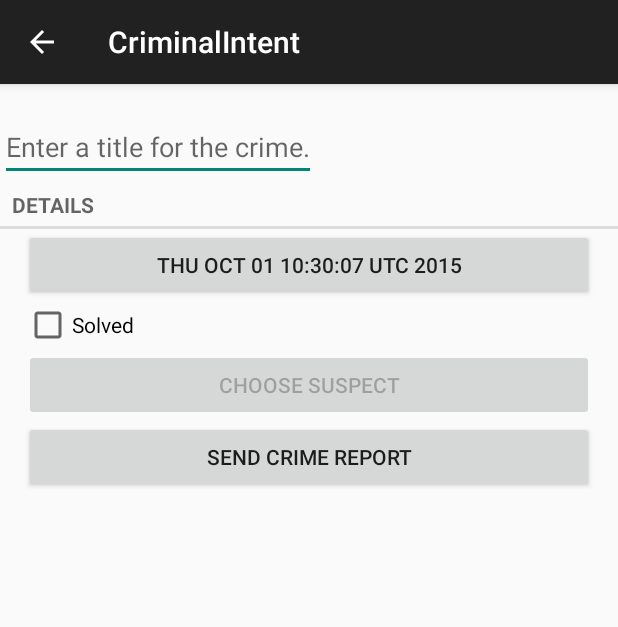
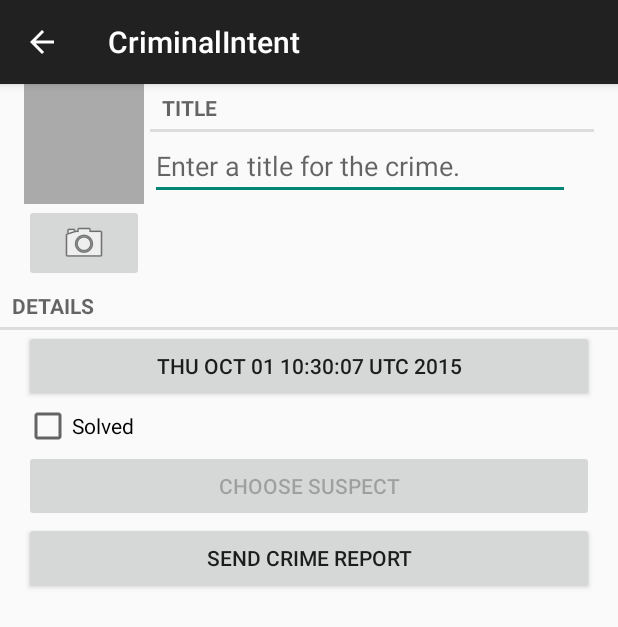
Before and after one commit to luis-3000/AndroidCriminalIntentApp, an Android app: the CrimeFragment screen opened directly, with no data from a screen before it, on a phone screen of 412 x 824 dp. Shown: the top 627 px of the screen. Run offline under Robolectric (Android 15) with nearby library versions, the phone set to English and light mode, and no system bars.

Commit message:
Created a Button to take a picture of a 'suspect' and an ImageView to show the photo

```diff
--- a/app/src/main/java/com/bignerdranch/android/criminalintent/Crime.java
+++ b/app/src/main/java/com/bignerdranch/android/criminalintent/Crime.java
@@ -66,4 +66,11 @@ public class Crime {
         mSuspect = suspect;
     }
 
+    /* To get a well-known file name.
+    *  This method wont' know what folder the phot will be stored in. However,
+    *  the filename will be unique, since it is abased on the Crime's ID. */
+    public String getPhotoFilename() {
+        return "IMG_ " + getId().toString() + ".jpg";
+    }
+
 }
--- a/app/src/main/java/com/bignerdranch/android/criminalintent/CrimeFragment.java
+++ b/app/src/main/java/com/bignerdranch/android/criminalintent/CrimeFragment.java
@@ -5,11 +5,13 @@ import android.app.Activity;
 import android.content.Intent;
 import android.content.pm.PackageManager;
 import android.database.Cursor;
+import android.graphics.Bitmap;
 import android.graphics.drawable.BitmapDrawable;
 import android.net.Uri;
 import android.os.Build;
 import android.os.Bundle;
 import android.provider.ContactsContract;
+import android.provider.MediaStore;
 import android.support.v4.app.Fragment;
 import android.support.v4.app.FragmentManager;
 import android.support.v4.app.NavUtils;
@@ -29,6 +31,7 @@ import android.widget.ImageButton;
 import android.widget.ImageView;
 import android.text.format.DateFormat;
 
+import java.io.File;
 import java.util.Date;
 import java.util.UUID;
 
@@ -41,13 +44,17 @@ public class CrimeFragment extends Fragment {
     private static final String DIALOG_DATE = "DialogDate";
     private static final int REQUEST_DATE = 0; //Constant for the request code
     private static final int REQUEST_CONTACT = 1;  //Request code from contact's list to list as a 'suspect'
+    private static final int REQUEST_PHOTO=2;
 
     private Crime mCrime;
+    private File mPhototFile;
     private EditText mTitleField;
     private Button mDateButton;
     private CheckBox mSolvedCheckBox;
     private Button mReportButton;
     private Button mSuspectButton; //Button to request a 'suspect' from the contact's list
+    private ImageButton mPhotoButton;
+    private ImageView mPhotoView;
 
     /* Constructor that accepts a UUID, creates an arguments bundle, creates a fragment instance
     *  and then attaches the arguments to the fragment. */
@@ -71,6 +78,9 @@ public class CrimeFragment extends Fragment {
 
         //After getting the ID, it is used to fetch the Crime from CrimeLab.
         mCrime = CrimeLab.get(getActivity()).getCrime(crimeId);
+
+        // Stash away the location of the photo file for use in other parts
+        mPhototFile = CrimeLab.get(getActivity()).getPhotoFile(mCrime);
     }
 
 
@@ -103,8 +113,8 @@ public class CrimeFragment extends Fragment {
             };
 
 
-            //Next, we create a query that asks for all the display names of the contacts in the returned data,
-            ////then query the contact's database and get a Cursor object to work with.
+            /* Next, we create a query that asks for all the display names of the contacts in the returned data,
+             * then query the contact's database and get a Cursor object to work with. */
 
             //Perform your query - the contactUri is like a "where clause here
             Cursor c = getActivity().getContentResolver().query(contactUri, queryFields, null, null, null);
@@ -124,6 +134,8 @@ public class CrimeFragment extends Fragment {
             } finally {
                 c.close();
             }
+        } else  if (requestCode == REQUEST_PHOTO) {
+            updatePhotoView();
         }
     }
 
@@ -155,6 +167,16 @@ public class CrimeFragment extends Fragment {
         String report = getString(R.string.crime_report, mCrime.getTitle(), dateString, solvedString, suspect);
 
         return report;
+    }
+
+    /* Here, we load the Bitmap into the ImageView. */
+    private void updatePhotoView() {
+        if (mPhototFile == null || !mPhototFile.exists()) {
+            mPhotoView.setImageDrawable(null);
+        } else {
+            Bitmap bitmap = PictureUtils.getScaledBitmap(mPhototFile.getPath(), getActivity());
+            mPhotoView.setImageBitmap(bitmap);
+        }
     }
 
     @Override
@@ -260,17 +282,44 @@ public class CrimeFragment extends Fragment {
         }
 
         //Guard against no contact app to pick 'suspects'
-        //PackageManager know about all the componetns installed on the Android device, including all of its activities.
+        //PackageManager know about all the components installed on the Android device, including all of its activities.
         PackageManager packageManager = getActivity().getPackageManager();
 
-        //By calling resolveActivity(Intent, int) we are asking it to find an activity that matches the Intent we gave it.
-        //The MATCH_DEFAULT_ONLY flag restrict this search to activitties with the DATEGORY_DEFAULT flag, just like startActivity(Intent) does.
-        //If the search is successful, it will return an instance of ResolveInfo telling us all about which activity it found. In contracts, if
-        //it returns null, the game is up, no contacts app - so we disable the usedless suspect button.
+        /* By calling resolveActivity(Intent, int) we are asking it to find an activity that matches the Intent we gave it.
+         * The MATCH_DEFAULT_ONLY flag restrict this search to activities with the CATEGORY_DEFAULT flag, just like startActivity(Intent) does.
+         * If the search is successful, it will return an instance of ResolveInfo telling us all about which activity it found. In contracts, if
+         * it returns null, the game is up, no contacts app - so we disable the useless suspect button. */
         if (packageManager.resolveActivity(pickContact, PackageManager.MATCH_DEFAULT_ONLY) == null)
         {
             mSuspectButton.setEnabled(false);
         }
+
+        // Now, handle the image button and photo view for the 'suspect' which will be pulled from the pictures folder on the device
+        mPhotoButton = (ImageButton)v.findViewById(R.id.crime_camera);
+
+        // Create n Intent to ask for a new picture to be taken into the location saved in mPhotoFile
+        final Intent captureImage = new Intent(MediaStore.ACTION_IMAGE_CAPTURE);
+
+        // Check if there is a location at which to save the photo AND if there is a camera app that can take the photo
+        boolean canTakePhoto = mPhototFile != null && captureImage.resolveActivity(packageManager) != null;
+
+        if (canTakePhoto) {
+            Uri uri = Uri.fromFile(mPhototFile); //Tell where to save the photo image on the filesystem by passing Uri
+                                                 //pointing to where we want to save the file in MediaStore.EXTRA_OUTPUT
+            captureImage.putExtra(MediaStore.EXTRA_OUTPUT, uri);
+        }
+
+        mPhotoButton.setOnClickListener(new View.OnClickListener() {
+            @Override
+            public void onClick(View v) {
+                startActivityForResult(captureImage, REQUEST_PHOTO);
+            }
+        });
+
+        mPhotoView = (ImageView)v.findViewById(R.id.crime_photo);
+
+        // Call method to update the photo view with the correct bitmap size
+        updatePhotoView();
 
         return v;
     }
--- a/app/src/main/java/com/bignerdranch/android/criminalintent/CrimeLab.java
+++ b/app/src/main/java/com/bignerdranch/android/criminalintent/CrimeLab.java
@@ -4,11 +4,13 @@ import android.content.ContentValues;
 import android.content.Context;
 import android.database.Cursor;
 import android.database.sqlite.SQLiteDatabase;
+import android.os.Environment;
 
 import com.bignerdranch.android.criminalintent.database.CrimeBaseHelper;
 import com.bignerdranch.android.criminalintent.database.CrimeCursorWrapper;
 import com.bignerdranch.android.criminalintent.database.CrimeDbSchema;
 
+import java.io.File;
 import java.util.ArrayList;
 import java.util.List;
 import java.util.UUID;
@@ -17,6 +19,8 @@ import java.util.UUID;
  * Created by joseluiscastillo on 9/18/15.
  * This will be a singleton class which will have a private constructor and a get() method.
  * A singleton is a class that allows only one instance of itself to be created.
+ *
+ * CrimeLab is responsible for everything related to persisting data in CriminalIntent.
  */
 public class CrimeLab {
 
@@ -99,6 +103,20 @@ public class CrimeLab {
 
     }
 
+    /* Finds where the photos for our 'suspects' should live.
+    *  This method does not create any files on the filesystem. It only returns File objects
+    *  that point to the right locations. */
+    public File getPhotoFile(Crime crime) {
+
+        File externalFilesDir = mContext.getExternalFilesDir(Environment.DIRECTORY_PICTURES);
+
+        // Verify there's external storage to save the pictures to
+        if (externalFilesDir == null) {
+            return null;
+        }
+
+        return new File(externalFilesDir, crime.getPhotoFilename());
+    }
 
     /* Writes and updates to databases are done with the help of a class called 'ContentValues,
        * which is a key-value store class, and it is specifically designed to store the kinds of data
--- a/app/src/main/res/layout-land/fragment_crime.xml
+++ b/app/src/main/res/layout-land/fragment_crime.xml
@@ -4,16 +4,8 @@
               android:layout_width="match_parent"
               android:layout_height="match_parent" >
 
-    <TextView
-        android:layout_width="match_parent"
-        android:layout_height="wrap_content"
-        android:orientation="vertical" />
-
-    <EditText
-        android:id="@+id/crime_title"
-        android:layout_width="wrap_content"
-        android:layout_height="wrap_content"
-        android:hint="@string/crime_title_hint" />
+    <include
+        layout="@layout/view_camera_and_title" />
 
     <TextView
         android:layout_width="match_parent"
--- a/app/src/main/res/layout/fragment_crime.xml
+++ b/app/src/main/res/layout/fragment_crime.xml
@@ -5,16 +5,8 @@
               android:layout_width="match_parent"
               android:layout_height="match_parent">
 
-    <TextView
-        android:layout_width="match_parent"
-        android:layout_height="wrap_content"
-        android:orientation="vertical" />
-
-    <EditText
-        android:id="@+id/crime_title"
-        android:layout_width="wrap_content"
-        android:layout_height="wrap_content"
-        android:hint="@string/crime_title_hint" />
+    <include
+        layout="@layout/view_camera_and_title" />
 
     <TextView
         android:layout_width="match_parent"
--- /dev/null
+++ b/app/src/main/res/layout/view_camera_and_title.xml
@@ -0,0 +1,50 @@
+<?xml version="1.0" encoding="utf-8"?>
+<LinearLayout xmlns:android="http://schemas.android.com/apk/res/android"
+              android:layout_width="match_parent"
+              android:layout_height="wrap_content"
+              android:layout_marginLeft="16dp"
+              android:layout_marginRight="16dp" >
+
+    <LinearLayout
+        android:layout_width="wrap_content"
+        android:layout_height="wrap_content"
+        android:orientation="vertical"
+        android:layout_marginRight="4dp" >
+
+        <ImageView
+            android:id="@+id/crime_photo"
+            android:layout_width="80dp"
+            android:layout_height="80dp"
+            android:scaleType="centerInside"
+            android:background="@android:color/darker_gray"
+            android:cropToPadding="true" />
+
+        <ImageButton
+            android:id="@+id/crime_camera"
+            android:layout_width="match_parent"
+            android:layout_height="wrap_content"
+            android:src="@android:drawable/ic_menu_camera" />
+    </LinearLayout>
+
+
+    <LinearLayout
+        android:layout_width="wrap_content"
+        android:layout_height="wrap_content"
+        android:orientation="vertical"
+        android:layout_weight="1" >
+
+        <TextView
+            android:layout_width="match_parent"
+            android:layout_height="wrap_content"
+            android:text="@string/crime_title_label"
+            style="?android:listSeparatorTextViewStyle" />
+
+        <EditText
+            android:id="@+id/crime_title"
+            android:layout_width="match_parent"
+            android:layout_height="wrap_content"
+            android:layout_marginRight="16dp"
+            android:hint="@string/crime_title_hint" />
+    </LinearLayout>
+
+</LinearLayout>
```
Also changed, not shown: app/src/main/AndroidManifest.xml (+8 -0 lines), app/src/main/java/com/bignerdranch/android/criminalintent/PictureUtils.java (added, +54 -0 lines), 41 other files.
